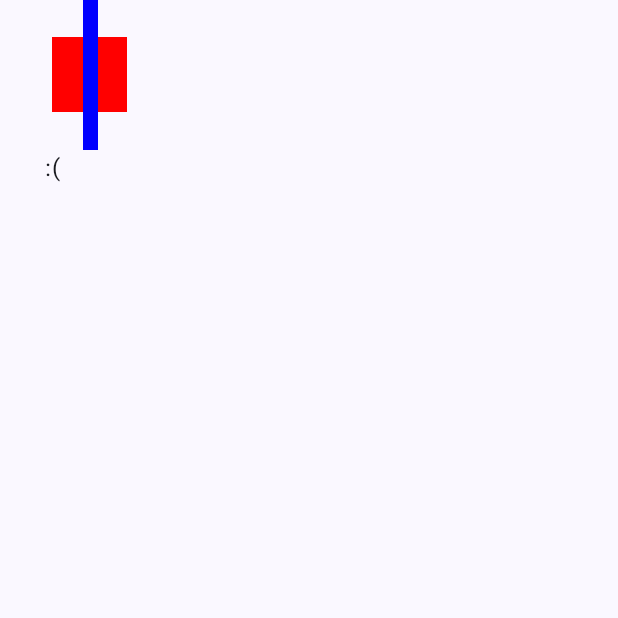
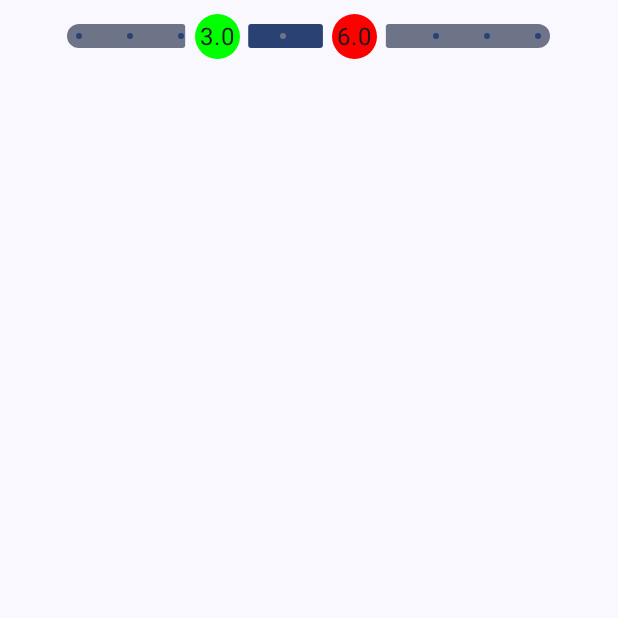
Before and after one commit to RafaelManzanoDev/JetpackComposeCursoMaterial3, an Android app built with Jetpack Compose: the screen it shows after launch (MainActivity), on a phone screen of 412 x 824 dp, the top half of it. Run offline under Robolectric (Android 15) with nearby library versions, the phone set to English and light mode, and no system bars.

Commit message:
Seccion 10 - RangeSlider

```diff
--- a/MyFirstComposeApp/app/src/main/java/es/rmanzanodev/myfirstcomposeapp/MainActivity.kt
+++ b/MyFirstComposeApp/app/src/main/java/es/rmanzanodev/myfirstcomposeapp/MainActivity.kt
@@ -11,6 +11,7 @@ import androidx.compose.runtime.Composable
 import androidx.compose.ui.Modifier
 import androidx.compose.ui.tooling.preview.Preview
 import es.rmanzanodev.myfirstcomposeapp.component.slider.MyAdvancedSlider
+import es.rmanzanodev.myfirstcomposeapp.component.slider.MyRangeSlider
 import es.rmanzanodev.myfirstcomposeapp.login.Greeting
 import es.rmanzanodev.myfirstcomposeapp.ui.theme.MyFirstComposeAppTheme
 
@@ -21,7 +22,7 @@ class MainActivity : ComponentActivity() {
         setContent {
             MyFirstComposeAppTheme {
                 Scaffold(modifier = Modifier.fillMaxSize()) { innerPadding ->
-                    MyAdvancedSlider(Modifier.padding(innerPadding))
+                    MyRangeSlider(Modifier.padding(innerPadding))
                 }
             }
         }
--- /dev/null
+++ b/MyFirstComposeApp/app/src/main/java/es/rmanzanodev/myfirstcomposeapp/component/slider/MyRangeSlider.kt
@@ -0,0 +1,60 @@
+package es.rmanzanodev.myfirstcomposeapp.component.slider
+
+import androidx.compose.foundation.background
+import androidx.compose.foundation.layout.Box
+import androidx.compose.foundation.layout.Column
+import androidx.compose.foundation.layout.padding
+import androidx.compose.foundation.layout.size
+import androidx.compose.foundation.shape.CircleShape
+import androidx.compose.material3.ExperimentalMaterial3Api
+import androidx.compose.material3.RangeSlider
+import androidx.compose.material3.RangeSliderState
+import androidx.compose.material3.Text
+import androidx.compose.runtime.Composable
+import androidx.compose.runtime.remember
+import androidx.compose.ui.Alignment
+import androidx.compose.ui.Modifier
+import androidx.compose.ui.draw.clip
+import androidx.compose.ui.graphics.Color
+import androidx.compose.ui.unit.dp
+
+@OptIn(ExperimentalMaterial3Api::class)
+@Composable
+fun MyRangeSlider(modifier: Modifier = Modifier) {
+    var state = remember {
+        RangeSliderState(
+            activeRangeStart = 3f,
+            activeRangeEnd = 6f,
+            valueRange = 0f..10f,
+            steps = 8,
+            onValueChangeFinished = {}
+        )
+    }
+    Column(modifier = modifier.padding(horizontal = 30.dp)) {
+        RangeSlider(
+            state = state,
+            startThumb = {
+                Box(
+                    Modifier
+                        .size(30.dp)
+                        .clip(CircleShape)
+                        .background(Color.Green),
+                    contentAlignment = Alignment.Center
+                ) {
+                    Text(text = String.format("%.1f", it.activeRangeStart))
+                }
+            },
+            endThumb = {
+                Box(
+                    Modifier
+                        .size(30.dp)
+                        .clip(CircleShape)
+                        .background(Color.Red),
+                    contentAlignment = Alignment.Center
+                ) {
+                    Text(text = String.format("%.1f", it.activeRangeEnd))
+                }
+            }
+        )
+    }
+}
```
